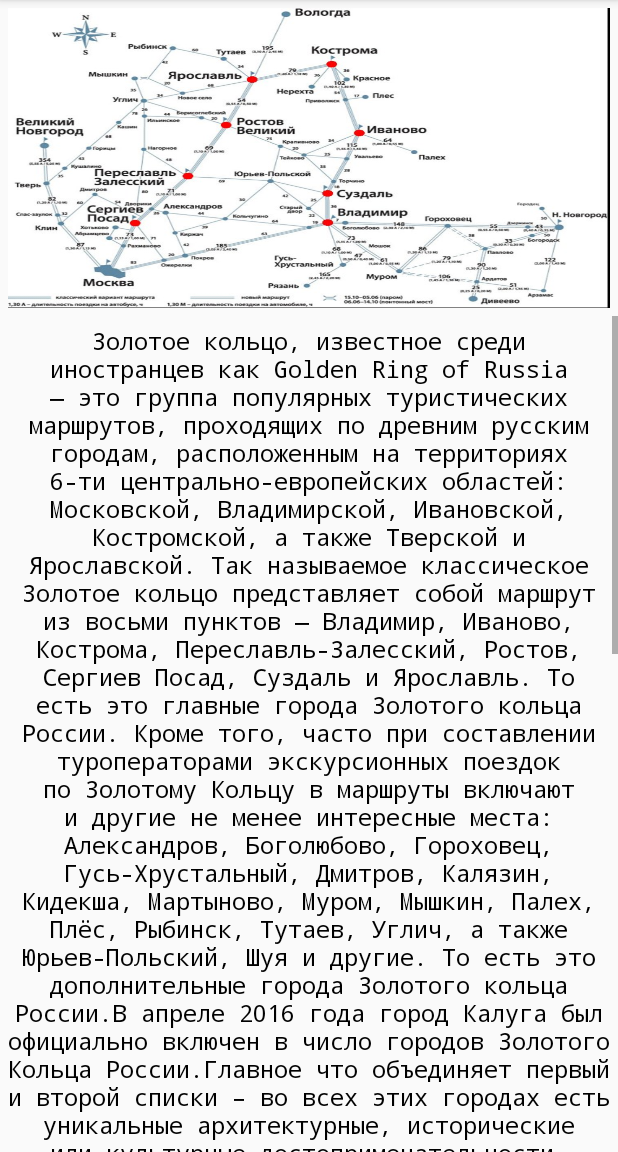
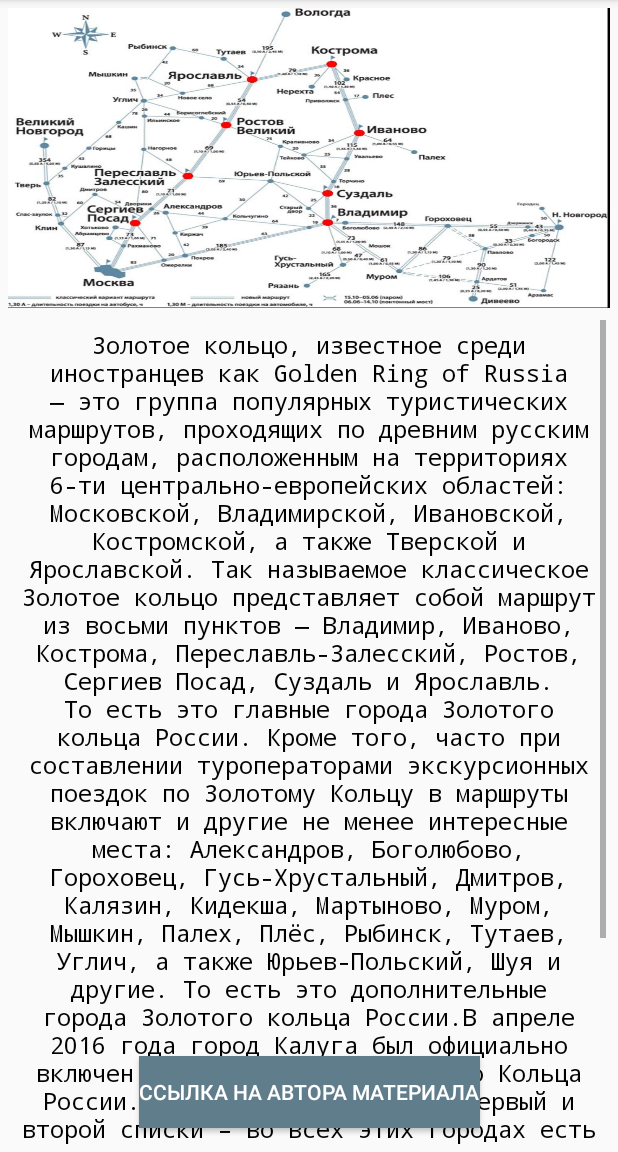
Before and after one commit to alexkatishev/goldRingRussia, an Android app: the Information screen opened directly, with no data from a screen before it, on a phone screen of 412 x 824 dp, the part 84-1236 px from its top. Run offline under Robolectric (Android 15) with nearby library versions, the phone set to English and light mode, and no system bars.

Commit message:
init commit

```diff
--- a/app/src/main/java/ru/alexcat/goldenring/Information.kt
+++ b/app/src/main/java/ru/alexcat/goldenring/Information.kt
@@ -1,10 +1,27 @@
 package ru.alexcat.goldenring
+
+import android.content.Intent
+import android.net.Uri
 import android.os.Bundle
+import android.view.View
 import androidx.appcompat.app.AppCompatActivity
 
 class Information : AppCompatActivity() {
+    private val url1 : String ="https://tourweek.ru/articles/world/277593"
+
     override fun onCreate(savedInstanceState: Bundle?) {
         super.onCreate(savedInstanceState)
         setContentView(R.layout.activity_information)
     }
+
+    override fun onStart() {
+        super.onStart()
+        val goUri = findViewById<View>(R.id.btn_uri)
+
+        goUri.setOnClickListener {
+            intent = Intent(Intent.ACTION_VIEW)
+            intent.data = Uri.parse(url1)
+                      startActivity(intent)
+        }
+    }
 }
--- a/app/src/main/res/layout/activity_big_ring.xml
+++ b/app/src/main/res/layout/activity_big_ring.xml
@@ -18,9 +18,12 @@
 
     <Button
         android:id="@+id/btn_next_town"
-        android:layout_width="0dp"
+        android:layout_width="wrap_content"
         android:layout_height="wrap_content"
+        android:layout_margin="@dimen/text_margin"
         android:text="@string/next_frame"
+        android:background="#607D8B"
+        android:textColor="@color/white"
         app:layout_constraintBottom_toBottomOf="parent"
         app:layout_constraintEnd_toEndOf="parent"
         app:layout_constraintStart_toStartOf="parent" />
--- a/app/src/main/res/layout/activity_information.xml
+++ b/app/src/main/res/layout/activity_information.xml
@@ -1,26 +1,44 @@
 <?xml version="1.0" encoding="utf-8"?>
-<LinearLayout xmlns:android="http://schemas.android.com/apk/res/android"
+<androidx.constraintlayout.widget.ConstraintLayout xmlns:android="http://schemas.android.com/apk/res/android"
 
+    xmlns:app="http://schemas.android.com/apk/res-auto"
+    xmlns:tools="http://schemas.android.com/tools"
     android:id="@+id/list_item_container"
     android:layout_width="match_parent"
     android:layout_height="match_parent"
     android:orientation="vertical">
+
     <ImageView
         android:id="@+id/iv_item"
         android:layout_width="match_parent"
         android:layout_height="200dp"
         android:layout_margin="5dp"
+        android:layout_marginTop="8dp"
+        android:layout_marginEnd="8dp"
+        android:layout_marginBottom="8dp"
+        android:background="@drawable/map_ring"
         android:clickable="true"
+        android:contentDescription="@string/todo"
         android:focusable="true"
+        android:scaleType="centerCrop"
         android:scaleX="1.0"
         android:scaleY="1.0"
-        android:scaleType="centerCrop"
-        android:contentDescription="@string/todo"
-        android:background="@drawable/map_ring"/>
+        app:layout_constraintBottom_toTopOf="@+id/scrollView2"
+        app:layout_constraintEnd_toEndOf="parent"
+        app:layout_constraintStart_toStartOf="parent"
+        app:layout_constraintTop_toTopOf="parent" />
 
     <ScrollView
-        android:layout_width="match_parent"
-        android:layout_height="match_parent">
+        android:id="@+id/scrollView2"
+        android:layout_width="0dp"
+        android:layout_height="wrap_content"
+        android:layout_marginStart="8dp"
+        android:layout_marginTop="8dp"
+        android:layout_marginEnd="8dp"
+        app:layout_constraintEnd_toEndOf="parent"
+        app:layout_constraintStart_toStartOf="parent"
+        app:layout_constraintTop_toBottomOf="@+id/iv_item">
+
         <TextView
             android:id="@+id/tv_info_item"
             style="@style/TextAppearance.AppCompat.Title"
@@ -35,5 +53,22 @@
 
     </ScrollView>
 
+    <LinearLayout
+        android:layout_width="wrap_content"
+        android:layout_height="wrap_content"
+        app:layout_constraintBottom_toBottomOf="parent"
+        app:layout_constraintEnd_toEndOf="parent"
+        app:layout_constraintStart_toStartOf="parent">
 
+        <Button
+            android:id="@+id/btn_uri"
+            android:layout_width="wrap_content"
+            android:layout_height="wrap_content"
+            android:layout_margin="@dimen/text_margin"
+            android:background="#607D8B"
+            android:text="@string/uri"
+            android:textColor="@color/white"
+            app:layout_constraintBottom_toBottomOf="@+id/scrollView2"
+            tools:layout_editor_absoluteX="120dp" />
     </LinearLayout>
+</androidx.constraintlayout.widget.ConstraintLayout>
--- a/app/src/main/res/layout/activity_small_ring.xml
+++ b/app/src/main/res/layout/activity_small_ring.xml
@@ -18,9 +18,12 @@
 
     <Button
         android:id="@+id/btn_next_town"
-        android:layout_width="0dp"
+        android:layout_width="wrap_content"
         android:layout_height="wrap_content"
         android:text="@string/next_frame"
+        android:layout_margin="@dimen/text_margin"
+        android:background="#607D8B"
+        android:textColor="@color/white"
         app:layout_constraintBottom_toBottomOf="parent"
         app:layout_constraintEnd_toEndOf="parent"
         app:layout_constraintStart_toStartOf="parent" />
--- a/app/src/main/res/values/strings.xml
+++ b/app/src/main/res/values/strings.xml
@@ -121,6 +121,7 @@
     <string name="toast_info">_OK</string>
     <string name="todo">TODO</string>
     <string name="next_frame" translatable="false">дальше</string>
+    <string name="uri">ссылка на автора материала</string>
 
 
 </resources>
```
Lines whose indentation alone changed are shown as unchanged.
